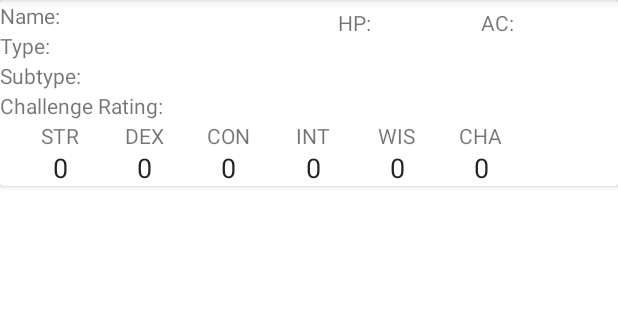
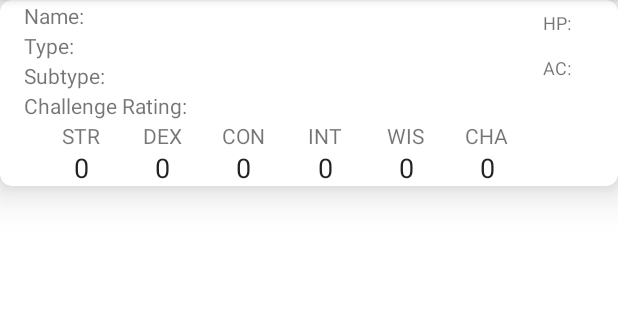
Before and after one commit to Soulem/DDBestiary, an Android app: the CardDisplayItem screen opened directly, with no data from a screen before it, on a phone screen of 412 x 824 dp, the part 84-404 px from its top. Run offline under Robolectric (Android 15) with nearby library versions, the phone set to English and light mode, and no system bars.

Commit message:
Card display update
Signed-off-by: anokapee <85745298+anokapee@users.noreply.github.com>

```diff
--- a/app/src/main/res/layout/activity_main.xml
+++ b/app/src/main/res/layout/activity_main.xml
@@ -8,18 +8,19 @@
 
     <fragment
         android:id="@+id/search_frameLayout"
+        android:name="com.dynamicdevs.ddbestiary.view.fragment.SearchFragment"
         android:layout_width="0dp"
         android:layout_height="0dp"
+        app:flow_firstVerticalBias=".25"
+        app:layout_constraintBottom_toTopOf="@id/display_frameLayout"
+        app:layout_constraintEnd_toEndOf="parent"
         app:layout_constraintStart_toStartOf="parent"
-        app:layout_constraintTop_toTopOf="parent"
-        app:layout_constraintEnd_toEndOf="parent"
-        app:layout_constraintBottom_toTopOf="@id/display_frameLayout"
-        android:name="com.dynamicdevs.ddbestiary.view.fragment.SearchFragment"
-        />
+        app:layout_constraintTop_toTopOf="parent" />
     <fragment
         android:id="@+id/display_frameLayout"
         android:layout_width="0dp"
         android:layout_height="0dp"
+        app:flow_verticalBias=".75"
         app:layout_constraintStart_toStartOf="parent"
         app:layout_constraintBottom_toBottomOf="parent"
         app:layout_constraintEnd_toEndOf="parent"
--- a/app/src/main/res/layout/card_display_item.xml
+++ b/app/src/main/res/layout/card_display_item.xml
@@ -4,6 +4,9 @@
     xmlns:tools="http://schemas.android.com/tools"
     android:layout_width="match_parent"
     android:layout_height="wrap_content"
+    app:cardCornerRadius="8dp"
+    app:cardElevation="16dp"
+    android:outlineAmbientShadowColor="@color/black"
     tools:context=".view.card.CardDisplayItem">
 
     <androidx.constraintlayout.widget.ConstraintLayout
@@ -18,81 +21,95 @@
 
         <TextView
             android:id="@+id/health_label_textView"
-            android:layout_width="30dp"
+            android:layout_width="50dp"
             android:layout_height="30dp"
+            android:gravity="center"
+            android:textSize="12sp"
+            android:textAlignment="textStart"
             android:text="@string/health_label"
-            android:gravity="center"
-            app:layout_constraintTop_toTopOf="parent"
-            app:layout_constraintStart_toEndOf="@id/challenge_rating_textView"
-            app:layout_constraintEnd_toStartOf="@id/card_break_guideline"
-            />
+            app:layout_constraintEnd_toEndOf="parent"
+            app:layout_constraintTop_toTopOf="parent" />
 
         <TextView
             android:id="@+id/armor_class_label_textView"
-            android:layout_width="30dp"
+            android:layout_width="50dp"
             android:layout_height="30dp"
+            android:gravity="center"
+            android:textSize="12sp"
+            android:textAlignment="textStart"
             android:text="@string/armor_class_label"
-            android:gravity="center"
-            app:layout_constraintTop_toTopOf="parent"
-            app:layout_constraintStart_toEndOf="@id/health_label_textView"
-            app:layout_constraintEnd_toEndOf="parent"
-            />
+            app:layout_constraintEnd_toEndOf="@id/health_label_textView"
+            app:layout_constraintStart_toStartOf="@+id/health_label_textView"
+            app:layout_constraintTop_toBottomOf="@+id/health_label_textView" />
 
         <ImageView
             android:id="@+id/item_imageView"
             android:layout_width="wrap_content"
             android:layout_height="wrap_content"
+            android:layout_margin="8dp"
+            app:layout_constraintBottom_toBottomOf="parent"
             app:layout_constraintStart_toStartOf="parent"
             app:layout_constraintTop_toTopOf="parent"
-            tools:src="@tools:sample/avatars"
-            />
+            app:layout_constraintEnd_toStartOf="@+id/name_textView"
+            tools:src="@tools:sample/avatars" />
+
+        <ImageView
+            android:id="@+id/favorites_imageView"
+            android:layout_width="0dp"
+            android:layout_height="0dp"
+            android:layout_margin="8dp"
+            app:layout_constraintBottom_toBottomOf="parent"
+            app:layout_constraintEnd_toEndOf="parent"
+            app:layout_constraintStart_toStartOf="@+id/card_break_guideline"
+            app:layout_constraintTop_toTopOf="@+id/ability_score_guideline"
+            tools:src="@tools:sample/avatars" />
 
         <TextView
             android:id="@+id/name_textView"
-            android:layout_width="wrap_content"
+            android:layout_width="0dp"
             android:layout_height="wrap_content"
             android:text="@string/monster_name"
-            app:layout_constraintStart_toEndOf="@id/item_imageView"
-            app:layout_constraintTop_toTopOf="parent"
             app:layout_constraintBottom_toTopOf="@id/type_textView"
-            />
+            app:layout_constraintEnd_toStartOf="@+id/health_label_textView"
+            app:layout_constraintStart_toEndOf="@+id/item_imageView"
+            app:layout_constraintTop_toTopOf="parent" />
 
         <TextView
             android:id="@+id/type_textView"
-            android:layout_width="wrap_content"
+            android:layout_width="0dp"
             android:layout_height="wrap_content"
             android:text="@string/monster_type"
-            app:layout_constraintStart_toEndOf="@id/item_imageView"
-            app:layout_constraintTop_toBottomOf="@id/name_textView"
             app:layout_constraintBottom_toTopOf="@id/subtype_textView"
-            />
+            app:layout_constraintEnd_toStartOf="@+id/card_break_guideline"
+            app:layout_constraintStart_toStartOf="@+id/name_textView"
+            app:layout_constraintTop_toBottomOf="@id/name_textView" />
 
         <TextView
             android:id="@+id/subtype_textView"
-            android:layout_width="wrap_content"
+            android:layout_width="0dp"
             android:layout_height="wrap_content"
             android:text="@string/monster_subtype"
-            app:layout_constraintStart_toEndOf="@id/item_imageView"
-            app:layout_constraintTop_toBottomOf="@id/type_textView"
             app:layout_constraintBottom_toTopOf="@id/challenge_rating_textView"
-            />
+            app:layout_constraintEnd_toStartOf="@+id/card_break_guideline"
+            app:layout_constraintStart_toStartOf="@+id/name_textView"
+            app:layout_constraintTop_toBottomOf="@id/type_textView" />
 
         <TextView
             android:id="@+id/challenge_rating_textView"
-            android:layout_width="wrap_content"
+            android:layout_width="0dp"
             android:layout_height="wrap_content"
-            android:text="Challenge Rating: "
-            app:layout_constraintStart_toEndOf="@id/item_imageView"
-            app:layout_constraintTop_toBottomOf="@id/subtype_textView"
+            android:text="@string/challenge_rating"
             app:layout_constraintBottom_toBottomOf="@id/ability_score_guideline"
-            />
+            app:layout_constraintEnd_toStartOf="@+id/card_break_guideline"
+            app:layout_constraintStart_toStartOf="@+id/name_textView"
+            app:layout_constraintTop_toBottomOf="@id/subtype_textView" />
 
         <FrameLayout
             android:id="@+id/ability_score_layout"
             android:layout_width="0dp"
             android:layout_height="0dp"
             android:layout_marginBottom="0dp"
-            app:layout_constraintStart_toEndOf="@id/item_imageView"
+            app:layout_constraintStart_toStartOf="@+id/name_textView"
             app:layout_constraintEnd_toStartOf="@id/card_break_guideline"
             app:layout_constraintBottom_toBottomOf="parent"
             app:layout_constraintTop_toTopOf="@id/ability_score_guideline"/>
@@ -217,9 +234,8 @@
             android:layout_width="wrap_content"
             android:layout_height="wrap_content"
             android:orientation="vertical"
-            app:layout_constraintStart_toEndOf="@id/ability_score_layout"
-            app:layout_constraintGuide_percent=".875"
-            />
+            app:layout_constraintGuide_percent="0.88"
+            app:layout_constraintStart_toEndOf="@id/ability_score_layout" />
 
         <androidx.constraintlayout.widget.Guideline
             android:id="@+id/ability_score_guideline"
--- a/app/src/main/res/layout/fragment_search.xml
+++ b/app/src/main/res/layout/fragment_search.xml
@@ -12,7 +12,6 @@
         android:layout_width="match_parent"
         android:layout_height="wrap_content"
         android:layout_margin="16dp"
-        android:ems="10"
         android:inputType="textPersonName"
         android:hint="Monster Name"
         app:layout_constraintStart_toStartOf="parent"
@@ -37,9 +36,9 @@
         android:layout_width="match_parent"
         android:layout_height="wrap_content"
         android:orientation="horizontal"
-        app:layout_constraintGuide_percent="0.19"
         app:layout_constraintBottom_toBottomOf="parent"
         app:layout_constraintEnd_toEndOf="parent"
+        app:layout_constraintGuide_percent="0.19015048"
         app:layout_constraintStart_toStartOf="parent"
         app:layout_constraintTop_toBottomOf="@id/search_button" />
 
--- a/app/src/main/res/values/strings.xml
+++ b/app/src/main/res/values/strings.xml
@@ -12,4 +12,5 @@
     <string name="monster_subtype">Subtype:  </string>
     <string name="health_label">HP:  </string>
     <string name="armor_class_label">AC:  </string>
+    <string name="challenge_rating">Challenge Rating:</string>
 </resources>
```
